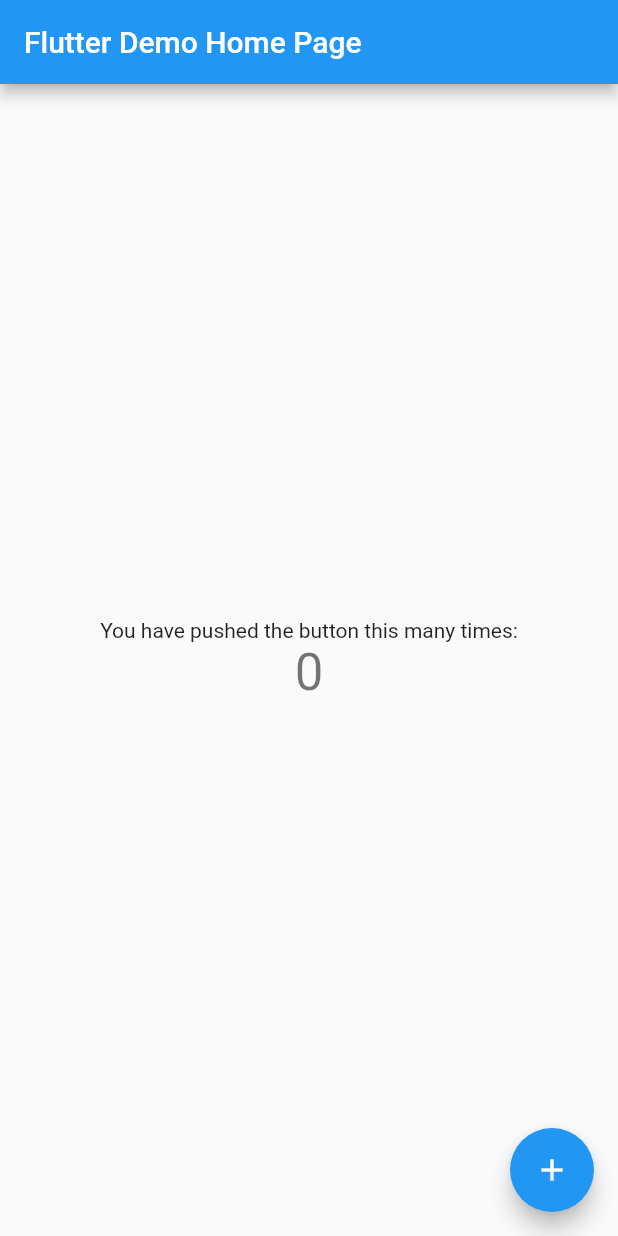
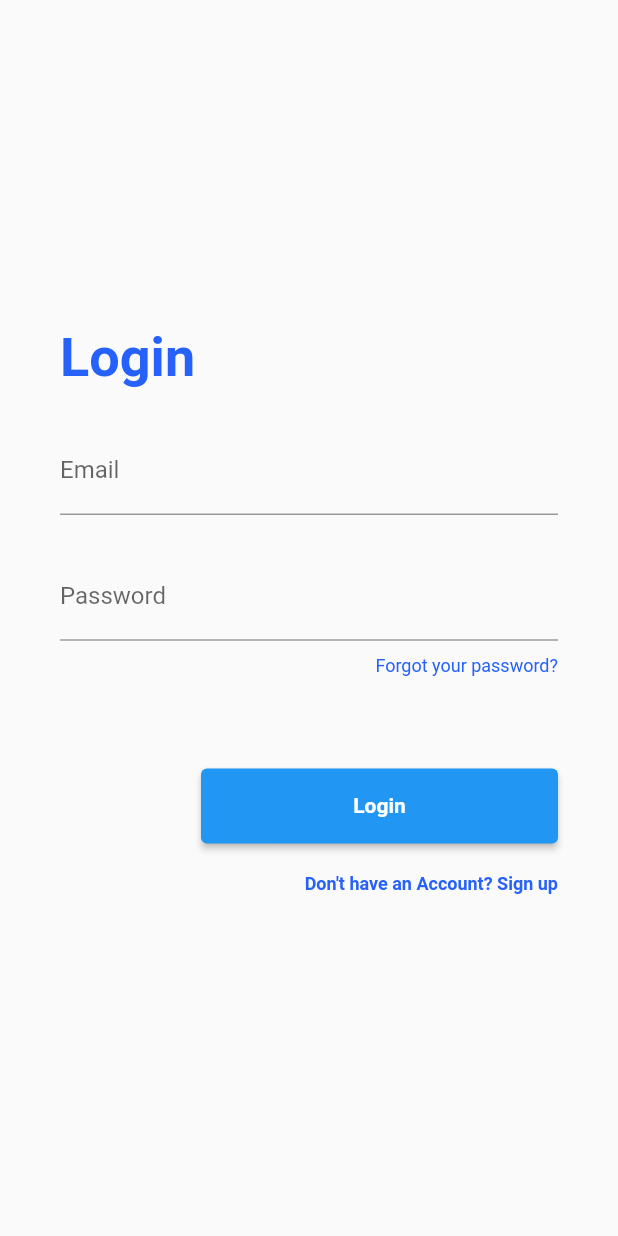
Before and after one commit to OkilSaber/InstClone, a Flutter app: the screen it shows after launch, on a phone screen of 412 x 824 dp. Run offline on Flutter 3.47's test engine with Material 2 defaults, Android fonts, the phone set to English and light mode, and no system bars; our stand-ins replace firebase_auth, firebase_core; accounts and stored records are empty.

Commit message:
Add firebase login and register flow

```diff
--- /dev/null
+++ b/lib/Auth/auth_switch.dart
@@ -0,0 +1,20 @@
+import 'package:flutter/material.dart';
+import 'package:instaclone/Auth/login.dart';
+import 'package:instaclone/Auth/register.dart';
+
+class AuthSwitch extends StatefulWidget {
+  const AuthSwitch({Key? key}) : super(key: key);
+
+  @override
+  State<AuthSwitch> createState() => _AuthSwitchState();
+}
+
+class _AuthSwitchState extends State<AuthSwitch> {
+  bool isOnLogin = true;
+
+  @override
+  Widget build(BuildContext context) => isOnLogin
+      ? LoginPage(onClickToSignUp: toggle)
+      : RegisterPage(onClickToLogin: toggle);
+  void toggle() => setState(() => isOnLogin = !isOnLogin);
+}
--- /dev/null
+++ b/lib/Auth/login.dart
@@ -0,0 +1,127 @@
+import 'package:firebase_auth/firebase_auth.dart';
+import 'package:flutter/material.dart';
+
+class LoginPage extends StatefulWidget {
+  final VoidCallback onClickToSignUp;
+  const LoginPage({Key? key, required this.onClickToSignUp}) : super(key: key);
+
+  @override
+  State<LoginPage> createState() => _LoginPageState();
+}
+
+class _LoginPageState extends State<LoginPage> {
+  TextEditingController emailController = TextEditingController();
+  TextEditingController passwordController = TextEditingController();
+
+  @override
+  Widget build(BuildContext context) {
+    Size size = MediaQuery.of(context).size;
+    return Scaffold(
+      body: Column(
+        mainAxisAlignment: MainAxisAlignment.center,
+        children: <Widget>[
+          Container(
+            alignment: Alignment.centerLeft,
+            padding: const EdgeInsets.symmetric(horizontal: 40),
+            child: const Text(
+              "Login",
+              style: TextStyle(
+                  fontWeight: FontWeight.bold,
+                  color: Color(0xFF2661FA),
+                  fontSize: 36),
+              textAlign: TextAlign.left,
+            ),
+          ),
+          SizedBox(height: size.height * 0.03),
+          Container(
+            alignment: Alignment.center,
+            margin: const EdgeInsets.symmetric(horizontal: 40),
+            child: TextField(
+              controller: emailController,
+              decoration: const InputDecoration(labelText: "Email"),
+            ),
+          ),
+          SizedBox(height: size.height * 0.03),
+          Container(
+            alignment: Alignment.center,
+            margin: const EdgeInsets.symmetric(horizontal: 40),
+            child: TextField(
+              controller: passwordController,
+              decoration: const InputDecoration(labelText: "Password"),
+              obscureText: true,
+            ),
+          ),
+          Container(
+            alignment: Alignment.centerRight,
+            margin: const EdgeInsets.symmetric(horizontal: 40, vertical: 10),
+            child: const Text(
+              "Forgot your password?",
+              style: TextStyle(fontSize: 12, color: Color(0XFF2661FA)),
+            ),
+          ),
+          SizedBox(height: size.height * 0.05),
+          Container(
+            alignment: Alignment.centerRight,
+            margin: const EdgeInsets.symmetric(horizontal: 40, vertical: 10),
+            child: ElevatedButton(
+              onPressed: () async {
+                try {
+                  await FirebaseAuth.instance.signInWithEmailAndPassword(
+                    email: emailController.text.trim(),
+                    password: passwordController.text.trim(),
+                  );
+                } on FirebaseAuthException catch (e) {
+                  showErrorDialog(e.message!);
+                } catch (e) {
+                  showErrorDialog(e.toString());
+                }
+              },
+              child: SizedBox(
+                height: 50.0,
+                width: size.width * 0.5,
+                child: const Center(
+                  child: Text(
+                    "Login",
+                    textAlign: TextAlign.center,
+                    style: TextStyle(fontWeight: FontWeight.bold),
+                  ),
+                ),
+              ),
+            ),
+          ),
+          Container(
+            alignment: Alignment.centerRight,
+            margin: const EdgeInsets.symmetric(horizontal: 40, vertical: 10),
+            child: GestureDetector(
+              onTap: () => widget.onClickToSignUp(),
+              child: const Text(
+                "Don't have an Account? Sign up",
+                style: TextStyle(
+                  fontSize: 12,
+                  fontWeight: FontWeight.bold,
+                  color: Color(0xFF2661FA),
+                ),
+              ),
+            ),
+          )
+        ],
+      ),
+    );
+  }
+
+  void showErrorDialog(String error) {
+    showDialog<String>(
+      context: context,
+      builder: (BuildContext context) => AlertDialog(
+        title: const Text('Error'),
+        content: Text(error),
+        actions: <Widget>[
+          TextButton(
+            onPressed: () => Navigator.pop(context, 'OK'),
+            child: const Text('OK'),
+          ),
+        ],
+      ),
+    );
+  }
+}
--- a/lib/main.dart
+++ b/lib/main.dart
@@ -1,115 +1,50 @@
+// ignore_for_file: avoid_print
+
 import 'package:flutter/material.dart';
+import 'package:firebase_core/firebase_core.dart';
+import 'package:instaclone/Auth/auth_switch.dart';
+import 'package:instaclone/Auth/user.dart';
+import 'firebase_options.dart';
+import 'package:firebase_auth/firebase_auth.dart';
 
-void main() {
-  runApp(const MyApp());
+Future<void> main() async {
+  WidgetsFlutterBinding.ensureInitialized();
+  await Firebase.initializeApp(options: DefaultFirebaseOptions.currentPlatform);
+  runApp(const InstaClone());
 }
 
-class MyApp extends StatelessWidget {
-  const MyApp({Key? key}) : super(key: key);
+class InstaClone extends StatelessWidget {
+  const InstaClone({Key? key}) : super(key: key);
 
-  // This widget is the root of your application.
   @override
   Widget build(BuildContext context) {
-    return MaterialApp(
-      title: 'Flutter Demo',
-      theme: ThemeData(
-        // This is the theme of your application.
-        //
-        // Try running your application with "flutter run". You'll see the
-        // application has a blue toolbar. Then, without quitting the app, try
-        // changing the primarySwatch below to Colors.green and then invoke
-        // "hot reload" (press "r" in the console where you ran "flutter run",
-        // or simply save your changes to "hot reload" in a Flutter IDE).
-        // Notice that the counter didn't reset back to zero; the application
-        // is not restarted.
-        primarySwatch: Colors.blue,
-      ),
-      home: const MyHomePage(title: 'Flutter Demo Home Page'),
+    return const MaterialApp(
+      title: 'InstaClone',
+      home: StartPage(),
     );
   }
 }
 
-class MyHomePage extends StatefulWidget {
-  const MyHomePage({Key? key, required this.title}) : super(key: key);
-
-  // This widget is the home page of your application. It is stateful, meaning
-  // that it has a State object (defined below) that contains fields that affect
-  // how it looks.
-
-  // This class is the configuration for the state. It holds the values (in this
-  // case the title) provided by the parent (in this case the App widget) and
-  // used by the build method of the State. Fields in a Widget subclass are
-  // always marked "final".
-
-  final String title;
+class StartPage extends StatefulWidget {
+  const StartPage({Key? key}) : super(key: key);
 
   @override
-  State<MyHomePage> createState() => _MyHomePageState();
+  State<StartPage> createState() => _StartPageState();
 }
 
-class _MyHomePageState extends State<MyHomePage> {
-  int _counter = 0;
-
-  void _incrementCounter() {
-    setState(() {
-      // This call to setState tells the Flutter framework that something has
-      // changed in this State, which causes it to rerun the build method below
-      // so that the display can reflect the updated values. If we changed
-      // _counter without calling setState(), then the build method would not be
-      // called again, and so nothing would appear to happen.
-      _counter++;
-    });
-  }
-
+class _StartPageState extends State<StartPage> {
   @override
   Widget build(BuildContext context) {
-    // This method is rerun every time setState is called, for instance as done
-    // by the _incrementCounter method above.
-    //
-    // The Flutter framework has been optimized to make rerunning build methods
-    // fast, so that you can just rebuild anything that needs updating rather
-    // than having to individually change instances of widgets.
-    return Scaffold(
-      appBar: AppBar(
-        // Here we take the value from the MyHomePage object that was created by
-        // the App.build method, and use it to set our appbar title.
-        title: Text(widget.title),
-      ),
-      body: Center(
-        // Center is a layout widget. It takes a single child and positions it
-        // in the middle of the parent.
-        child: Column(
-          // Column is also a layout widget. It takes a list of children and
-          // arranges them vertically. By default, it sizes itself to fit its
-          // children horizontally, and tries to be as tall as its parent.
-          //
-          // Invoke "debug painting" (press "p" in the console, choose the
-          // "Toggle Debug Paint" action from the Flutter Inspector in Android
-          // Studio, or the "Toggle Debug Paint" command in Visual Studio Code)
-          // to see the wireframe for each widget.
-          //
-          // Column has various properties to control how it sizes itself and
-          // how it positions its children. Here we use mainAxisAlignment to
-          // center the children vertically; the main axis here is the vertical
-          // axis because Columns are vertical (the cross axis would be
-          // horizontal).
-          mainAxisAlignment: MainAxisAlignment.center,
-          children: <Widget>[
-            const Text(
-              'You have pushed the button this many times:',
-            ),
-            Text(
-              '$_counter',
-              style: Theme.of(context).textTheme.headline4,
-            ),
-          ],
-        ),
-      ),
-      floatingActionButton: FloatingActionButton(
-        onPressed: _incrementCounter,
-        tooltip: 'Increment',
-        child: const Icon(Icons.add),
-      ), // This trailing comma makes auto-formatting nicer for build methods.
+    return StreamBuilder<User?>(
+      stream: FirebaseAuth.instance.authStateChanges(),
+      builder: (context, snapshot) {
+        print(snapshot);
+        if (snapshot.hasData) {
+          return UserPage(user: snapshot.data!);
+        } else {
+          return const AuthSwitch();
+        }
+      },
     );
   }
 }
--- a/pubspec.yaml
+++ b/pubspec.yaml
@@ -1,5 +1,5 @@
 name: instaclone
-description: A new Flutter project.
+description: A simple instagram clone made using flutter and firebase
 
 # The following line prevents the package from being accidentally published to
 # pub.dev using `flutter pub publish`. This is preferred for private packages.
@@ -34,6 +34,8 @@ dependencies:
   # The following adds the Cupertino Icons font to your application.
   # Use with the CupertinoIcons class for iOS style icons.
   cupertino_icons: ^1.0.2
+  firebase_core: ^1.19.1
+  firebase_auth: ^3.4.1
 
 dev_dependencies:
   flutter_test:
```
Also changed, not shown: lib/Auth/register.dart (added, +133 -0 lines), lib/Auth/user.dart (added, +28 -0 lines), lib/firebase_options.dart (added), pubspec.lock, 64 other files.
